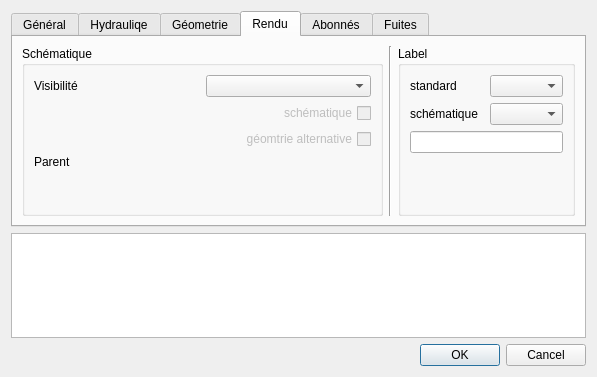
This is qgis-project/ui_forms/pipe.ui in qwat/QWAT as Qt 5 draws it before an edit. The edited form follows.
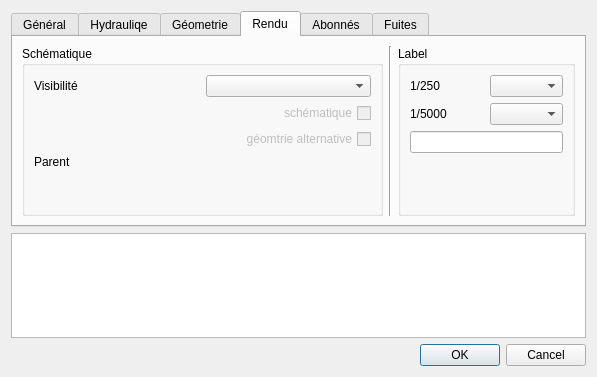
This is the edited form. The open tabs and pages were chosen to show the change. Custom widgets are drawn as their Qt base class.

Commit message: fix project + forms

The edit to the form file:
```diff
--- a/qgis-project/ui_forms/pipe.ui
+++ b/qgis-project/ui_forms/pipe.ui
@@ -558,7 +558,7 @@
           <item row="0" column="0">
            <widget class="QLabel" name="label_10">
             <property name="text">
-             <string>standard</string>
+             <string>1/250</string>
             </property>
            </widget>
           </item>
@@ -572,7 +572,7 @@
           <item row="2" column="0">
            <widget class="QLabel" name="label_11">
             <property name="text">
-             <string>schématique</string>
+             <string>1/5000</string>
             </property>
            </widget>
           </item>
```
Left out of the diff: 4 changed lines with no effect on the pictures. The commit also changes 3 other files.
